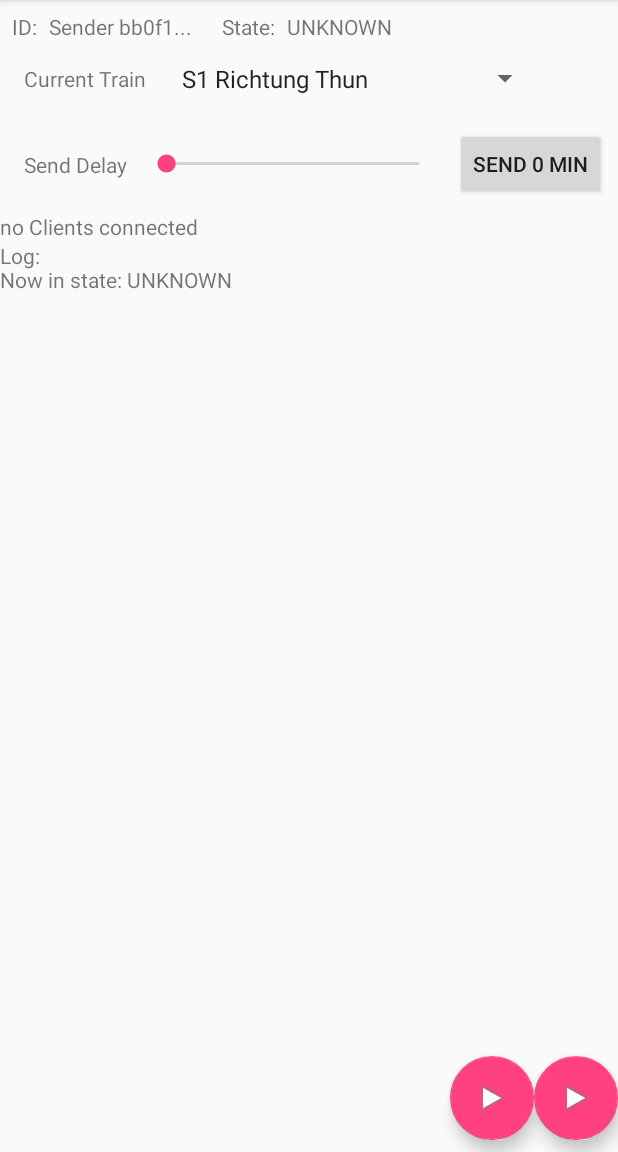
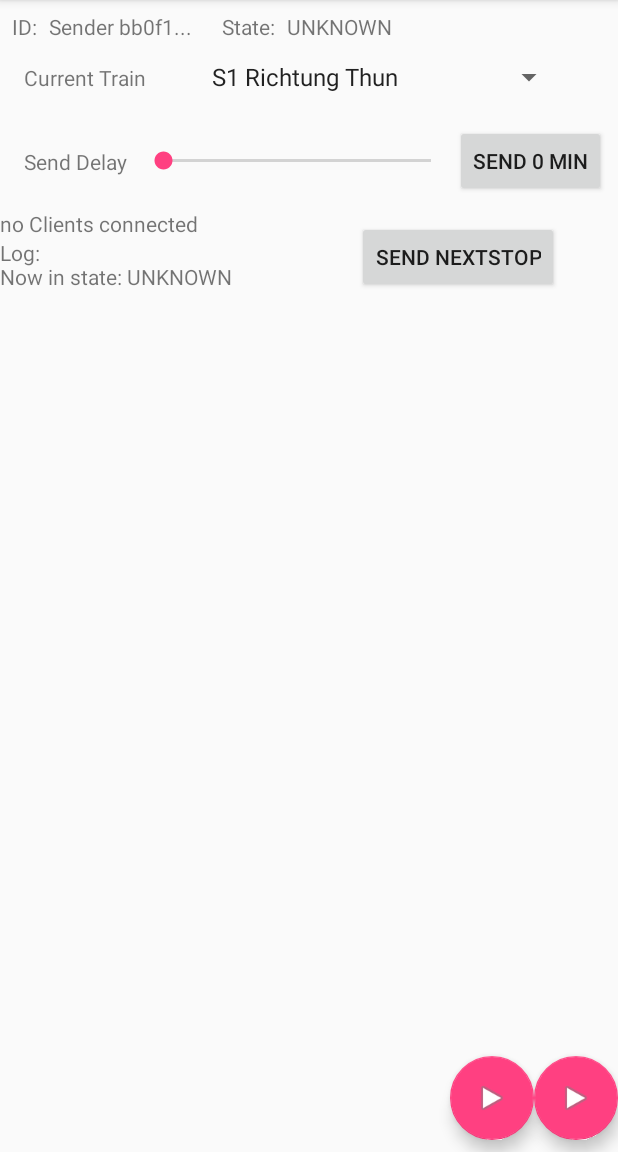
Before and after one commit to zossli/nearby-sender, an Android app: the screen it shows after launch (MainActivity), on a phone screen of 412 x 824 dp, the part 84-1236 px from its top. Run offline under Robolectric (Android 15) with nearby library versions, the phone set to English and light mode, and no system bars; 1 statement that could not run was skipped.

Commit message:
Added audio notifications support

```diff
--- a/app/src/main/java/li/zoss/bfh/bsc/nearby_sender/ConnectionsActivity.java
+++ b/app/src/main/java/li/zoss/bfh/bsc/nearby_sender/ConnectionsActivity.java
@@ -490,6 +490,8 @@ public abstract class ConnectionsActivity extends AppCompatActivity
         send(payload, mEstablishedConnections.keySet());
     }
     protected void send(Payload payload,  Endpoint endpoint) {
+        Log.i(TAG, "send: payload:"+new String(payload.asBytes()));
+
         Nearby.Connections.sendPayload(mGoogleApiClient, endpoint.getId(), payload)
                 .setResultCallback(
                         new ResultCallback<Status>() {
--- a/app/src/main/java/li/zoss/bfh/bsc/nearby_sender/MainActivity.java
+++ b/app/src/main/java/li/zoss/bfh/bsc/nearby_sender/MainActivity.java
@@ -1,4 +1,5 @@
 package li.zoss.bfh.bsc.nearby_sender;
+
 import android.content.Intent;
 import android.content.pm.PackageManager;
 import android.os.Bundle;
@@ -30,8 +31,11 @@ import java.io.File;
 import java.io.FileOutputStream;
 import java.io.IOException;
 import java.io.InputStream;
+import java.io.SequenceInputStream;
 import java.util.ArrayList;
+import java.util.HashMap;
 import java.util.Iterator;
+import java.util.Map;
 import java.util.UUID;
 
 public class MainActivity extends ConnectionsActivity implements AdapterView.OnItemSelectedListener {
@@ -60,6 +64,7 @@ public class MainActivity extends ConnectionsActivity implements AdapterView.OnI
     private Spinner spinnerTrainList;
     private SeekBar numDelay;
     private Button btnSendDelay;
+    private final Map<String, Endpoint> endpointsRequestedSound = new HashMap<>();
 
     private ArrayList<Train> mTrainList = new ArrayList<>();
     private Train mTrain;
@@ -93,7 +98,7 @@ public class MainActivity extends ConnectionsActivity implements AdapterView.OnI
 
         txtConnectedClients.setText("no Clients connected");
         txtLog.setText("Log:");
-        txtID.setText(NAME.substring(0,12)+"...");
+        txtID.setText(NAME.substring(0, 12) + "...");
         txtState.setText(mState.toString());
         btnFloating.setOnClickListener(new View.OnClickListener() {
             @Override
@@ -113,7 +118,7 @@ public class MainActivity extends ConnectionsActivity implements AdapterView.OnI
                 runOnUiThread(new Runnable() {
                     @Override
                     public void run() {
-                        publishDelay(""+numDelay.getProgress());
+                        publishDelay("" + numDelay.getProgress());
                     }
                 });
             }
@@ -121,7 +126,7 @@ public class MainActivity extends ConnectionsActivity implements AdapterView.OnI
         numDelay.setOnSeekBarChangeListener(new SeekBar.OnSeekBarChangeListener() {
             @Override
             public void onProgressChanged(SeekBar seekBar, int progress, boolean fromUser) {
-                btnSendDelay.setText("send " +progress+" min");
+                btnSendDelay.setText("send " + progress + " min");
             }
 
             @Override
@@ -134,12 +139,12 @@ public class MainActivity extends ConnectionsActivity implements AdapterView.OnI
 
             }
         });
+        numDelay.setProgress(0);
 
         ArrayAdapter adapter = new ArrayAdapter(this, android.R.layout.simple_spinner_item, mTrainList);
         adapter.setDropDownViewResource(android.R.layout.simple_spinner_dropdown_item);
         spinnerTrainList.setAdapter(adapter);
         spinnerTrainList.setOnItemSelectedListener(this);
-
 
 
         setState(State.UNKNOWN);
@@ -154,23 +159,46 @@ public class MainActivity extends ConnectionsActivity implements AdapterView.OnI
         txtConnectedClients.setText("");
         Iterator<Endpoint> iterator = getConnectedEndpoints().iterator();
         while (iterator.hasNext()) {
-            String endpoint = iterator.next().getName();
-            txtConnectedClients.append(endpoint + "\n");
+            Endpoint endpoint = iterator.next();
+            String with = endpointsRequestedSound.containsKey(endpoint.getId()) ? "S> " : "";
+            txtConnectedClients.append(with + endpoint.getName().substring(0, 12) + "..." + "\n");
         }
     }
 
 
-
     private void publishNextStop(Station station) {
         if (getState().equals(State.CONNECTED)) {
-            JSONObject jsonObject = NotificationPayload.getNextStopJSON(station.getStationName(), station.getStationRequestStop(), mTrain.getNext());
+            JSONObject jsonObject = NotificationPayload.getNextStopJSON(mTrain.getNext());
             setIsPublishing(true);
             send(Payload.fromBytes(jsonObject.toString().getBytes()));
+            ArrayList sendSound = new ArrayList<Integer>();
+            sendSound.add(R.raw.jingle);
+            sendSound.add(R.raw.wankdorf);
+            publishNextStop(sendSound, "mp3");
             setIsPublishing(false);
         }
     }
+
+
+    private void publishNextStop(ArrayList<Integer> rawRessourcesList, String type) {
+        if (getState().equals(State.CONNECTED) && endpointsRequestedSound.size() > 0) {
+            try {
+                SequenceInputStream sequenceInputStream = new SequenceInputStream(
+                        getResources().openRawResource(rawRessourcesList.get(0)),
+                        getResources().openRawResource(rawRessourcesList.get(1)));
+
+                send(Payload.fromStream(sequenceInputStream), endpointsRequestedSound.keySet());
+
+                sequenceInputStream.read();
+            } catch (IOException e) {
+                e.printStackTrace();
+            }
+
+        }
+    }
+
     private void publishDelay(String delay) {
-        Log.i(TAG, "publishDelay: "+delay);
+        Log.i(TAG, "publishDelay: " + delay);
         if (getState().equals(State.CONNECTED)) {
             JSONObject jsonObject = NotificationPayload.getDelayJSON(delay);
             setIsPublishing(true);
@@ -180,34 +208,8 @@ public class MainActivity extends ConnectionsActivity implements AdapterView.OnI
     }
 
 
-    private void publishNextStop(int rawRessource, String type) {
-        if (getState().equals(State.CONNECTED)) {
-
-            if (!hasPermissions(this, REQUIRED_PERMISSIONS)) {
-                requestPermissions(REQUIRED_PERMISSIONS, REQUEST_CODE_REQUIRED_PERMISSIONS);
-            }
-            // Open the ParcelFileDescriptor for this URI with read access.
-            ParcelFileDescriptor pfd = null;
-
-
-            Payload filePayload = null;
-            try {
-                filePayload = Payload.fromFile(stream2file(getResources().openRawResource(rawRessource)));
-            } catch (IOException e) {
-                e.printStackTrace();
-            }
-
-
-            //send(Payload.fromBytes(type.getBytes()));
-            send(filePayload);
-
-        }
-    }
-    public static final String PREFIX = "stream2file";
-    public static final String SUFFIX = ".tmp";
-
-    public static File stream2file (InputStream in) throws IOException {
-        final File tempFile = File.createTempFile(PREFIX, SUFFIX);
+    public static File stream2file(InputStream in) throws IOException {
+        final File tempFile = File.createTempFile("stream2file", ".tmp");
         tempFile.deleteOnExit();
         try (FileOutputStream out = new FileOutputStream(tempFile)) {
             IOUtils.copy(in, out);
@@ -218,12 +220,11 @@ public class MainActivity extends ConnectionsActivity implements AdapterView.OnI
     @Override
     protected void onReceive(Endpoint endpoint, Payload payload) {
         super.onReceive(endpoint, payload);
-        if(payload.getType() == Payload.Type.BYTES)
-        {
+        if (payload.getType() == Payload.Type.BYTES) {
             try {
                 JSONObject jsonObject = new JSONObject(new String(payload.asBytes()));
-                Log.i(TAG, "onReceive: "+jsonObject);
-                switch (NotType.valueOf((jsonObject.getString("Type")))){
+                Log.i(TAG, "onReceive: " + jsonObject);
+                switch (NotType.valueOf((jsonObject.getString("Type")))) {
                     case NEXT_STOP:
                         break;
                     case REQUEST_STOP:
@@ -237,8 +238,29 @@ public class MainActivity extends ConnectionsActivity implements AdapterView.OnI
                     case TRAIN_INFO:
                         break;
                     case GET_TRAIN:
-                        JSONObject jsonPayload = NotificationPayload.getTrainInfo(mTrain.getTrain(),mTrain.getDirection(), mTrain.getNext());
+                        JSONObject jsonPayload = NotificationPayload.getTrainInfo(mTrain, numDelay.getProgress() + " min");
                         send(Payload.fromBytes(jsonPayload.toString().getBytes()), endpoint);
+                        boolean alreadyReceived = false;
+                        if (jsonObject.has("coachInfoAlreadyReceived"))
+                            alreadyReceived = jsonObject.getBoolean("coachInfoAlreadyReceived");
+                        if (!mTrain.getSpecialCoachInfo().isEmpty() && !alreadyReceived) {
+                            jsonPayload = NotificationPayload.getSpecialCoachInfo(mTrain);
+                            send(Payload.fromBytes(jsonPayload.toString().getBytes()), endpoint);
+                        }
+                        break;
+                    case CONNECTED_TO_SYSTEM:
+                        break;
+                    case WITH_SOUND_REQUEST:
+                        if (jsonObject.getBoolean("willPlaySound"))
+                            endpointsRequestedSound.put(endpoint.getId(), endpoint);
+                        else {
+                            endpointsRequestedSound.remove(endpoint.getId(), endpoint);
+                        }
+                        JSONObject jsonPayloadSound = NotificationPayload.soundWillPlay(endpointsRequestedSound.containsKey(endpoint.getId()));
+                        send(Payload.fromBytes(jsonPayloadSound.toString().getBytes()), endpoint);
+                        refreshConnectedClients();
+                        break;
+                    case WITH_SOUND_RESPONSE:
                         break;
                 }
 
@@ -267,7 +289,6 @@ public class MainActivity extends ConnectionsActivity implements AdapterView.OnI
         }
         super.onRequestPermissionsResult(requestCode, permissions, grantResults);
     }
-
 
 
     @Override
@@ -311,6 +332,7 @@ public class MainActivity extends ConnectionsActivity implements AdapterView.OnI
         if (getConnectedEndpoints().size() == 0) {
             setState(State.ADVERTISING);
         }
+        endpointsRequestedSound.remove(endpoint.getId());
         refreshConnectedClients();
     }
 
@@ -320,15 +342,25 @@ public class MainActivity extends ConnectionsActivity implements AdapterView.OnI
         super.onStop();
     }
 
+    @Override
+    protected void onDestroy() {
+        super.onDestroy();
+        disconnectFromAllEndpoints();
+    }
+
+
     public void setIsPublishing(boolean isPublishing) {
         this.isPublishing = isPublishing;
     }
 
     @Override
     public void onItemSelected(AdapterView<?> parent, View view, int position, long id) {
-        Log.i(TAG, "onItemSelected: "+mTrainList.get(position));
+        Log.i(TAG, "onItemSelected: " + mTrainList.get(position));
         mTrain = mTrainList.get(position);
-        mTrain.setNextValue(1);
+        mTrain.resetTrain();
+        if (getState().equals(State.CONNECTED)) {
+            disconnectFromAllEndpoints();
+        }
     }
 
     @Override
--- a/app/src/main/java/li/zoss/bfh/bsc/nearby_sender/NotType.java
+++ b/app/src/main/java/li/zoss/bfh/bsc/nearby_sender/NotType.java
@@ -7,5 +7,7 @@ enum NotType {
     INFO,
     GET_TRAIN,
     TRAIN_INFO,
-    CONNECTED_TO_SYSTEM
+    CONNECTED_TO_SYSTEM,
+    WITH_SOUND_REQUEST,
+    WITH_SOUND_RESPONSE
 }
--- a/app/src/main/java/li/zoss/bfh/bsc/nearby_sender/Train.java
+++ b/app/src/main/java/li/zoss/bfh/bsc/nearby_sender/Train.java
@@ -1,11 +1,24 @@
 package li.zoss.bfh.bsc.nearby_sender;
 
+
+import android.util.Log;
 
 public class Train {
     private String mTrain;
     private Station[] mTrainRun;
+    final String TAG = "Train";
+
     private int next = 0;
-    public Train(String train, Station[] trainRun){
+    private String mSpecialCoachInfo = "";
+    private boolean trainOnCourse = false;
+
+    public Train(String train, Station[] trainRun) {
+        mTrain = train;
+        mTrainRun = trainRun;
+    }
+
+    public Train(String train, Station[] trainRun, String specialCoachInfo) {
+        mSpecialCoachInfo = specialCoachInfo;
         mTrain = train;
         mTrainRun = trainRun;
     }
@@ -18,29 +31,36 @@ public class Train {
         return mTrainRun;
     }
 
-    public String getDirection()
-    {
-        return mTrainRun[mTrainRun.length-1].getStationName();
+    public String getDirection() {
+        return mTrainRun[mTrainRun.length - 1].getStationName();
     }
 
-    public Station getNext()
-    {
-        if(mTrainRun.length>next)
-        {
+    public Station getNext() {
+        if (mTrainRun.length > next) {
             return mTrainRun[next];
         }
-        return  mTrainRun[mTrainRun.length-1];
+        return mTrainRun[mTrainRun.length - 1];
     }
-    public void setNextValue(int i) {
-    }
+
     public void setNextValue() {
-        next++;
+        if (trainOnCourse)
+            next++;
+        else
+            trainOnCourse = true;
     }
 
     @Override
     public String toString() {
-        return getTrain() +" Richtung "+getDirection();
+        return getTrain() + " Richtung " + getDirection();
     }
 
 
+    public void resetTrain() {
+        next = 0;
+        trainOnCourse = false;
+    }
+
+    public String getSpecialCoachInfo() {
+        return mSpecialCoachInfo;
+    }
 }
--- a/app/src/main/java/li/zoss/bfh/bsc/nearby_sender/TrainRun.java
+++ b/app/src/main/java/li/zoss/bfh/bsc/nearby_sender/TrainRun.java
@@ -11,13 +11,12 @@ import java.util.Set;
 class TrainRun {
 
     public void setAll(ArrayList<Train> list) {
-        list.add(new Train("S1",s1BernThun));
+        list.add(new Train("S1",s1BernThun,"Achtung: Kein Ausstieg aus diesem Wagen in Münsingen. Perron zu kurz. Bitte begeben Sie sich zum Aussteigen in den vorderen Wagen."));
         list.add(new Train("RE",redomo));
         list.add(new Train("RE",rezweisimmen));
 
     }
     public Station[] s1BernThun = {
-            new Station("Bern", false, ""),
             new Station("Bern Wankdorf", false, ""),
             new Station("Ostermundigen", false, ""),
             new Station("Gümligen",false,""),
@@ -29,7 +28,6 @@ class TrainRun {
             new Station("Thun",false, "Endbahnhof, bitte alle aussteigen.")
     };
     public Station[] rezweisimmen = {
-            new Station("Bern", false, ""),
             new Station("Münsingen", false, ""),
             new Station("Thun", false, ""),
             new Station("Spiez",false,""),
@@ -47,7 +45,6 @@ class TrainRun {
             new Station("Zweisimmen",false,"Endbahnhof, bitte alle aussteigen.")
     };
     public Station[] redomo = {
-            new Station("Bern", false, ""),
             new Station("Münsingen", false, ""),
             new Station("Thun", false, ""),
             new Station("Spiez",false,""),
--- a/app/src/main/res/layout/activity_main.xml
+++ b/app/src/main/res/layout/activity_main.xml
@@ -102,14 +102,17 @@
 
             <Spinner
                 android:id="@+id/spinnerTrainList"
-                android:layout_width="247dp"
-                android:layout_height="34dp"
+                android:layout_width="243dp"
+                android:layout_height="32dp"
                 android:layout_marginBottom="8dp"
-                android:layout_marginStart="16dp"
+                android:layout_marginEnd="8dp"
+                android:layout_marginStart="8dp"
                 android:layout_marginTop="8dp"
                 app:layout_constraintBottom_toBottomOf="parent"
+                app:layout_constraintEnd_toEndOf="parent"
                 app:layout_constraintStart_toEndOf="@+id/txtSelectTrain"
                 app:layout_constraintTop_toTopOf="parent" />
+
         </android.support.constraint.ConstraintLayout>
 
         <android.support.constraint.ConstraintLayout
@@ -147,7 +150,6 @@
                 android:layout_width="0dp"
                 android:layout_height="0dp"
                 android:layout_marginBottom="8dp"
-                android:layout_marginEnd="8dp"
                 android:layout_marginStart="8dp"
                 android:layout_marginTop="8dp"
                 android:max="100"
@@ -158,6 +160,19 @@
                 app:layout_constraintTop_toTopOf="parent" />
 
         </android.support.constraint.ConstraintLayout>
+
+        <LinearLayout
+            android:id="@+id/linearLayout2"
+            android:layout_width="match_parent"
+            android:layout_height="match_parent"
+            android:layout_weight="2"
+            android:orientation="horizontal">
+
+            <LinearLayout
+                android:layout_width="135dp"
+                android:layout_height="match_parent"
+                android:layout_weight="1"
+                android:orientation="vertical">
 
                 <ScrollView
                     android:layout_width="match_parent"
@@ -184,8 +199,39 @@
                         android:scrollHorizontally="false"
                         android:scrollbars="vertical"
                         android:text="TextView" />
+
                 </ScrollView>
 
             </LinearLayout>
 
+            <android.support.constraint.ConstraintLayout
+                android:layout_width="wrap_content"
+                android:layout_height="wrap_content"
+                android:layout_weight="1">
+
+                <Button
+                    android:id="@+id/btnNextStop"
+                    android:layout_width="wrap_content"
+                    android:layout_height="wrap_content"
+                    android:layout_marginBottom="8dp"
+                    android:layout_marginEnd="8dp"
+                    android:layout_marginStart="8dp"
+                    android:layout_marginTop="8dp"
+                    android:text="send Nextstop"
+                    app:layout_constraintBottom_toBottomOf="parent"
+                    app:layout_constraintEnd_toEndOf="parent"
+                    app:layout_constraintStart_toEndOf="@+id/scrollView2"
+                    app:layout_constraintTop_toTopOf="parent" />
+
+                <ScrollView
+                    android:id="@+id/scrollView2"
+                    android:layout_width="wrap_content"
+                    android:layout_height="match_parent">
+
+                </ScrollView>
             </android.support.constraint.ConstraintLayout>
+        </LinearLayout>
+
+    </LinearLayout>
+
+</android.support.constraint.ConstraintLayout>
```
Also changed, not shown: app/src/main/java/li/zoss/bfh/bsc/nearby_sender/NotificationPayload.java (+57 -33 lines). Lines whose indentation alone changed are shown as unchanged.
